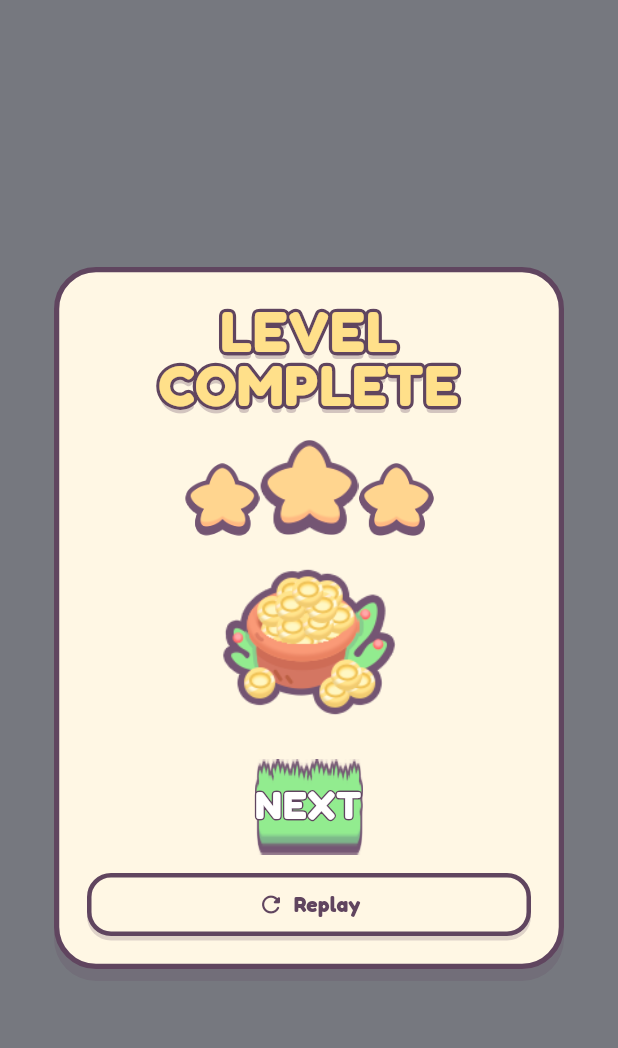
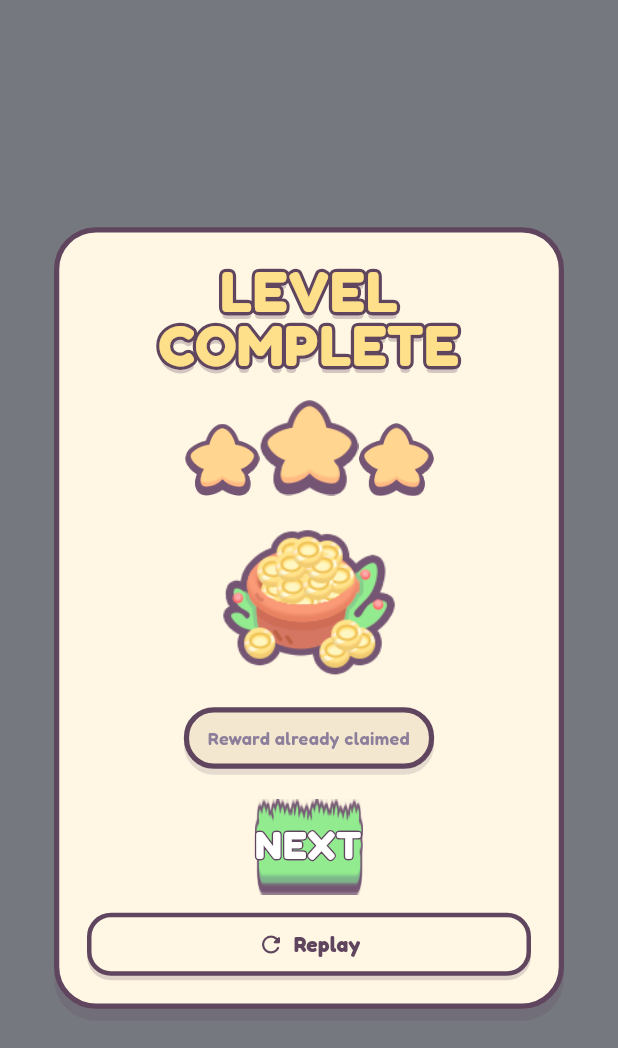
Before and after one commit to doqendev/shelf-rush-sort, a Flutter app: the WinPanel widget shown alone on an empty page, opened directly with empty values, on a phone screen of 412 x 824 dp. Shown: the top 1048 px of the screen. Run offline on Flutter 3.47's test engine with Material 3 defaults, Android fonts, the phone set to English and light mode, and no system bars; our stand-ins replace flutter_riverpod, go_router, shared_preferences; missing offline and left inert: dart:js_interop, flame; accounts and stored records are empty.

Commit message:
hands-on QA: replay-win message + coin-pack "Coming soon" (P1.2/P2.1)
- P1.2: a replay win (no coins granted) now fills the reward space with an
  honest "Reward already claimed" panel instead of reading blank/unfinished.
- P2.1: coin-pack rows now read "Coming soon" (not "One-time purchase"), so
  they don't imply an active purchase.

flutter analyze clean; 103 tests pass.

Co-Authored-By: Claude Opus 4.8 <noreply@anthropic.com>

```diff
--- a/lib/presentation/widgets/overlays/win_panel.dart
+++ b/lib/presentation/widgets/overlays/win_panel.dart
@@ -174,6 +174,29 @@ class _WinPanelState extends State<WinPanel>
                             ),
                           ),
                         ],
+                        // Replay win (no coins granted): fill the reward space
+                        // with an honest, non-blank message (hands-on P1.2).
+                        if (widget.coinsGranted == 0) ...<Widget>[
+                          const SizedBox(height: 12),
+                          DecoratedBox(
+                            decoration: GameSurfaces.panel(
+                              color: GameColors.surfaceInset,
+                              radius: 20,
+                              shadowDy: 4,
+                            ),
+                            child: Padding(
+                              padding: const EdgeInsets.symmetric(
+                                horizontal: 16,
+                                vertical: 12,
+                              ),
+                              child: Text(
+                                'Reward already claimed',
+                                textAlign: TextAlign.center,
+                                style: GameTypography.secondary,
+                              ),
+                            ),
+                          ),
+                        ],
                         const SizedBox(height: 20),
                         CozyButton(label: 'NEXT', onTap: widget.onNext),
                         const SizedBox(height: 12),
--- a/lib/presentation/widgets/shop/shop_screen.dart
+++ b/lib/presentation/widgets/shop/shop_screen.dart
@@ -377,7 +377,7 @@ final class _CoinPackRow extends StatelessWidget {
                 crossAxisAlignment: CrossAxisAlignment.start,
                 children: <Widget>[
                   Text('$amount Coins', style: GameTypography.body),
-                  Text('One-time purchase', style: GameTypography.secondary),
+                  Text('Coming soon', style: GameTypography.secondary),
                 ],
               ),
             ),
```
